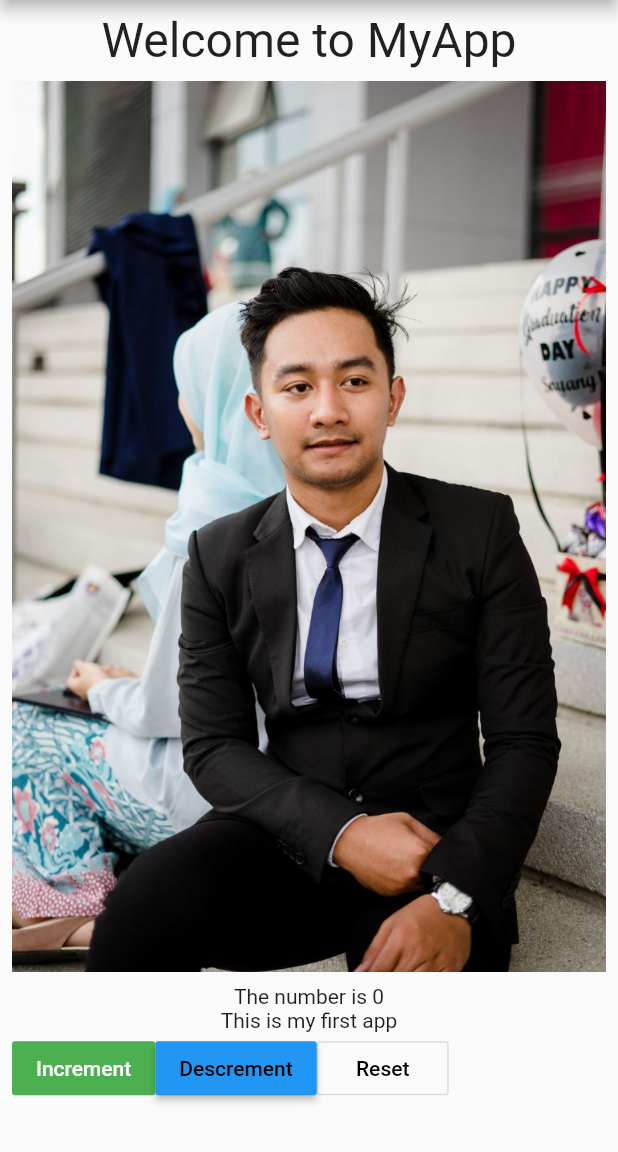
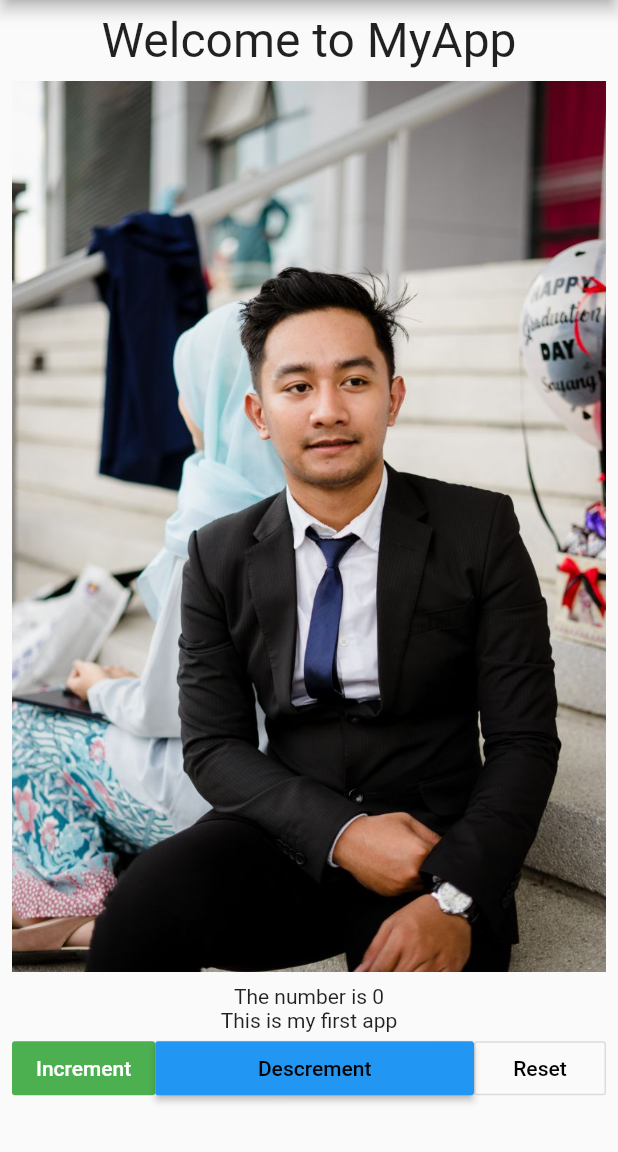
Before and after one commit to samtarmizi/flutter-day1, a Flutter app: the screen it shows after launch, on a phone screen of 412 x 824 dp, the part 84-1236 px from its top. Run offline on Flutter 3.47's test engine with Material 2 defaults, Android fonts, the phone set to English and light mode, and no system bars; our stand-ins replace toast.

Commit message:
use expanded on button

```diff
--- a/lib/main.dart
+++ b/lib/main.dart
@@ -55,22 +55,22 @@ class _HelloWorldPageState extends State<HelloWorldPage> {
                         });
                       },
                     ),
-                    RaisedButton(
+                    Expanded(
+                      child: RaisedButton(
                           child: Text("Descrement"),
                           color: Colors.blue,
                           textColor: Colors.black,
                           onPressed: () {
                             setState(() {
-
-                          if(number == 0){
-                            Toast.show("Number cannot be zero", context, duration: Toast.LENGTH_SHORT, gravity:  Toast.BOTTOM);
-                          }
-                          else{
+                              if (number == 0) {
+                                Toast.show("Number cannot be zero", context,
+                                    duration: Toast.LENGTH_SHORT,
+                                    gravity: Toast.BOTTOM);
+                              } else {
                                 number--;
                               }
-
                             });
-                      },
+                          }),
                     ),
                     OutlineButton(
                       child: Text("Reset"),
```
Lines whose indentation alone changed are shown as unchanged.
